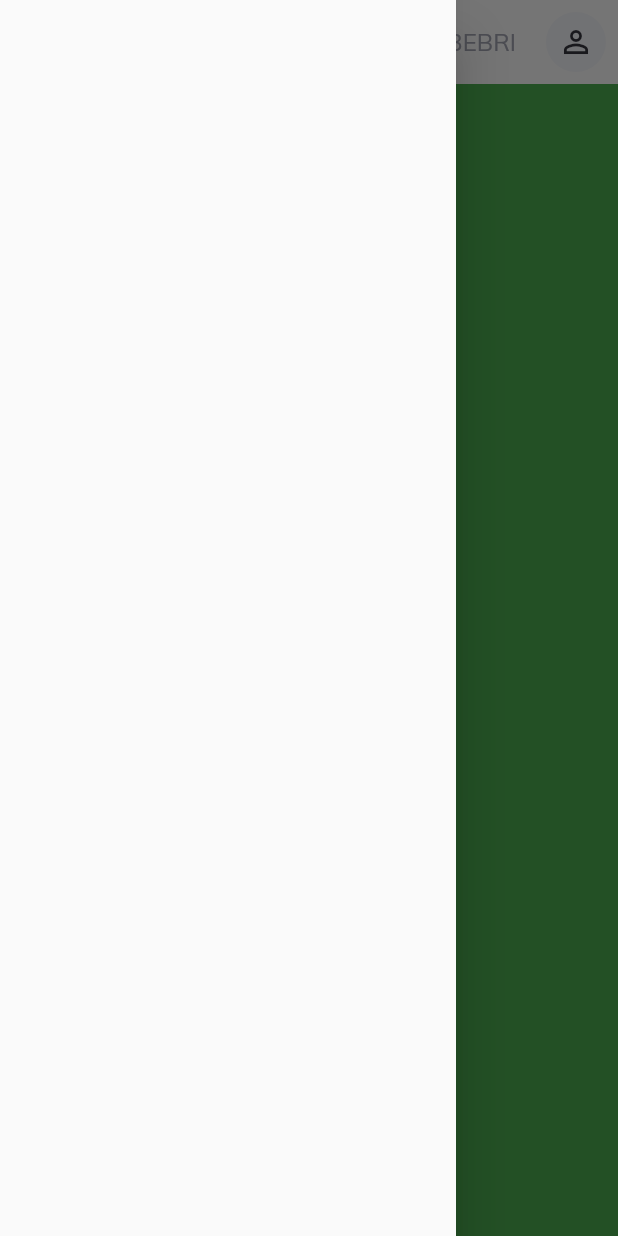
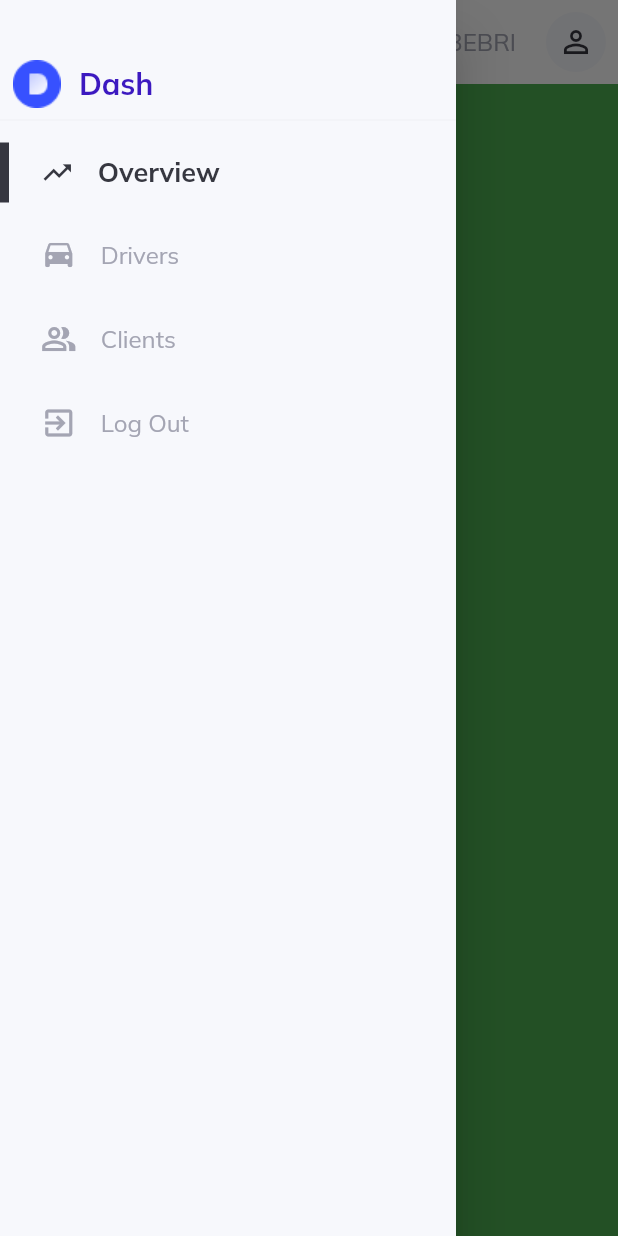
Before and after one commit to Yeezy97/flutterwebb, a Flutter app: the screen it shows after launch, with the side drawer open, on a phone screen of 412 x 824 dp. Run offline on Flutter 3.47's test engine with Material 2 defaults, Android fonts, the phone set to English and light mode, and no system bars; our stand-ins replace get, google_fonts.

Commit message:
finished sidemenu ui on both screens

```diff
--- a/lib/helpers/responsiveness.dart
+++ b/lib/helpers/responsiveness.dart
@@ -8,7 +8,7 @@ const int customScreenSize = 1100;
 
 class Responsiveness extends StatelessWidget {
   const Responsiveness(
-      {@required this.largeScreen,
+      {super.key, @required this.largeScreen,
       this.mediumScreen,
       this.smallScreen,
       this.customScreen});
--- a/lib/layout.dart
+++ b/lib/layout.dart
@@ -1,11 +1,14 @@
 import 'package:flutter/material.dart';
 import 'package:flutterwebb/helpers/responsiveness.dart';
 import 'package:flutterwebb/widgets/largeScreen.dart';
+import 'package:flutterwebb/widgets/side_menu.dart';
 import 'package:flutterwebb/widgets/smallScreen.dart';
 import 'constants/top_navigation.dart';
 
 class SiteLayout extends StatelessWidget {
   final GlobalKey<ScaffoldState> scaffoldKey = GlobalKey();
+
+  SiteLayout({super.key});
 
   @override
   Widget build(BuildContext context) {
@@ -13,6 +16,7 @@ class SiteLayout extends StatelessWidget {
       key: scaffoldKey,
       appBar: topNavigationBar(context, scaffoldKey),
       drawer: Drawer(
+        child: SideMenu(),
       ),
       body: Responsiveness(smallScreen: SmallScreen(),largeScreen: LargeScreen(),)
     );
--- a/lib/widgets/custom_text.dart
+++ b/lib/widgets/custom_text.dart
@@ -6,7 +6,7 @@ class CustomText extends StatelessWidget {
   final Color? color;
   final FontWeight? weight;
 
-  const CustomText({this.text, this.size, this.color, this.weight});
+  const CustomText({super.key, this.text, this.size, this.color, this.weight});
 
   @override
   Widget build(BuildContext context) {
--- a/lib/widgets/largeScreen.dart
+++ b/lib/widgets/largeScreen.dart
@@ -1,4 +1,5 @@
 import 'package:flutter/material.dart';
+import 'package:flutterwebb/widgets/side_menu.dart';
 
 class LargeScreen extends StatelessWidget {
   const LargeScreen({Key? key}) : super(key: key);
@@ -8,9 +9,7 @@ class LargeScreen extends StatelessWidget {
     return Row(
       crossAxisAlignment: CrossAxisAlignment.start,
       children: [
-        Expanded(child: Container(
-          color: Colors.red,
-        )),
+        Expanded(child: SideMenu()),
         Expanded(
           flex: 5,
           child: Container(
--- /dev/null
+++ b/lib/widgets/side_menu.dart
@@ -0,0 +1,78 @@
+import 'package:flutter/material.dart';
+import 'package:flutterwebb/constants/controllers.dart';
+import 'package:flutterwebb/constants/style.dart';
+import 'package:flutterwebb/helpers/responsiveness.dart';
+import 'package:flutterwebb/routing/routes.dart';
+import 'package:flutterwebb/widgets/custom_text.dart';
+import 'package:flutterwebb/widgets/side_menu_items.dart';
+import 'package:flutterwebb/controllers/menu_controller.dart';
+import 'package:get/get.dart';
+
+class SideMenu extends StatelessWidget {
+  const SideMenu({Key? key}) : super(key: key);
+
+  @override
+  Widget build(BuildContext context) {
+    double _width = MediaQuery.of(context).size.width;
+    return Container(
+      color: light,
+      child: ListView(
+        children: [
+          if (Responsiveness.isSmallScreen(context))
+            Column(
+              mainAxisSize: MainAxisSize.min,
+              children: [
+                const SizedBox(
+                  height: 40,
+                ),
+                Row(
+                  children: [
+                    SizedBox(width: _width / 48),
+                    Padding(
+                      padding: const EdgeInsets.only(right: 12),
+                      child: Image.asset("assets/logo.png"),
+                    ),
+                    Flexible(
+                      child: CustomText(
+                        text: "Dash",
+                        size: 20,
+                        weight: FontWeight.bold,
+                        color: active,
+                      ),
+                    ),
+                  ],
+                )
+              ],
+            ),
+          SizedBox(
+            width: _width / 48,
+          ),
+          Divider(
+            color: lightGrey.withOpacity(.1),
+          ),
+          Column(
+              mainAxisSize: MainAxisSize.min,
+              children: sideMenuItems
+                  .map((itemName) => SideMenuItems(
+                        itemName: itemName == AuthenticationPageRoute
+                            ? "Log Out"
+                            : itemName,
+                        onTap: () {
+                          if (itemName == AuthenticationPageRoute) {
+                            // TODO:: go to authentication page
+                          }
+                          if (!menuController.isActive(itemName)) {
+                            menuController.changeActiveItemTo(itemName);
+                            if (Responsiveness.isSmallScreen(context)) {
+                              Get.back();
+                            }
+                            // TODO: go to item name route
+                          }
+                        },
+                      ))
+                  .toList())
+        ],
+      ),
+    );
+  }
+}
--- a/lib/widgets/side_menu_items.dart
+++ b/lib/widgets/side_menu_items.dart
@@ -0,0 +1,18 @@
+import 'package:flutter/material.dart';
+import 'package:flutterwebb/helpers/responsiveness.dart';
+import 'package:flutterwebb/widgets/horizontal_menu_items.dart';
+import 'package:flutterwebb/widgets/vertical_menu_items.dart';
+
+class SideMenuItems extends StatelessWidget {
+  const SideMenuItems({Key? key, this.onTap, this.itemName}) : super(key: key);
+
+  final String? itemName;
+  final Function()? onTap;
+  @override
+  Widget build(BuildContext context) {
+    if(Responsiveness.isCustomScreen(context))
+      return VerticalMenuItems(itemName: itemName!,onTap: onTap!,);
+
+    return HorizontalMenuItems(itemName: itemName!,onTap: onTap!,);
+  }
+}
--- a/lib/widgets/smallScreen.dart
+++ b/lib/widgets/smallScreen.dart
@@ -1,6 +1,8 @@
 import 'package:flutter/material.dart';
 
 class SmallScreen extends StatelessWidget {
+  const SmallScreen({super.key});
+
 
   @override
   Widget build(BuildContext context) {
--- a/lib/widgets/vertical_menu_items.dart
+++ b/lib/widgets/vertical_menu_items.dart
@@ -42,7 +42,7 @@ class VerticalMenuItems extends StatelessWidget {
               Expanded(child: Column(
                 mainAxisSize: MainAxisSize.min,
                 children: [
-                  Padding(padding: EdgeInsets.all(16),
+                  Padding(padding: const EdgeInsets.all(16),
                     child: menuController.returnIconFor(itemName!) ,
                   ),
                   if(!menuController.isActive(itemName!))
```
